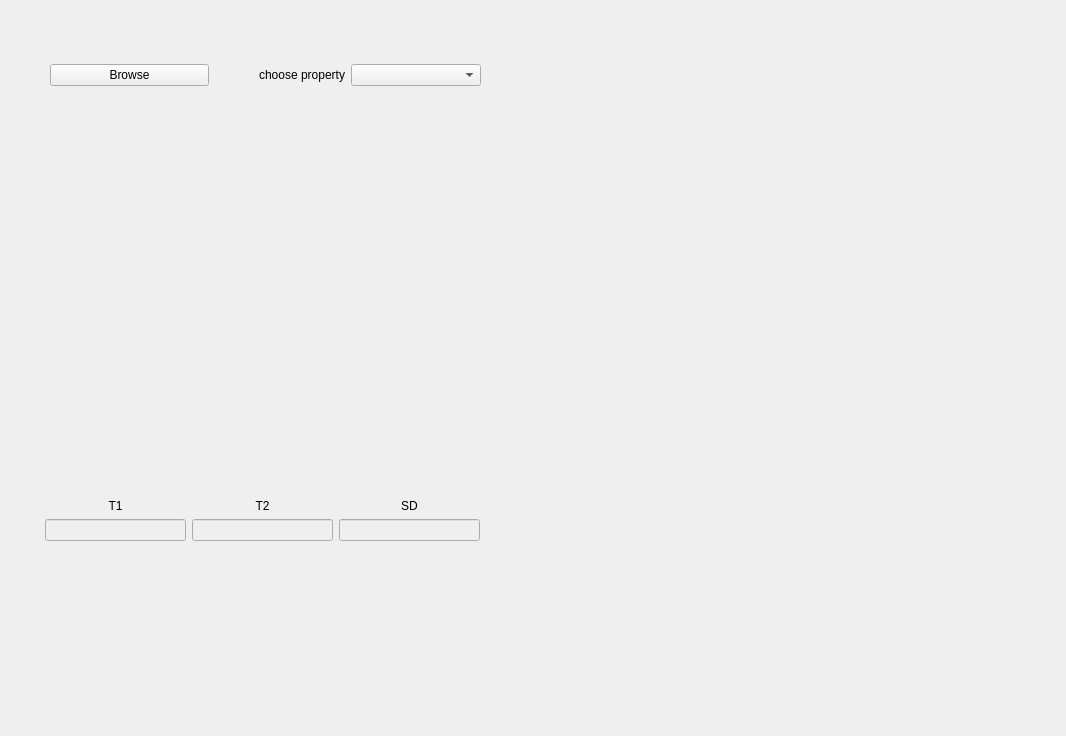
Before: the Qt Designer form gui.ui in HamzaJamal782/MRI-Image-reconstruction-, drawn with Qt 5.
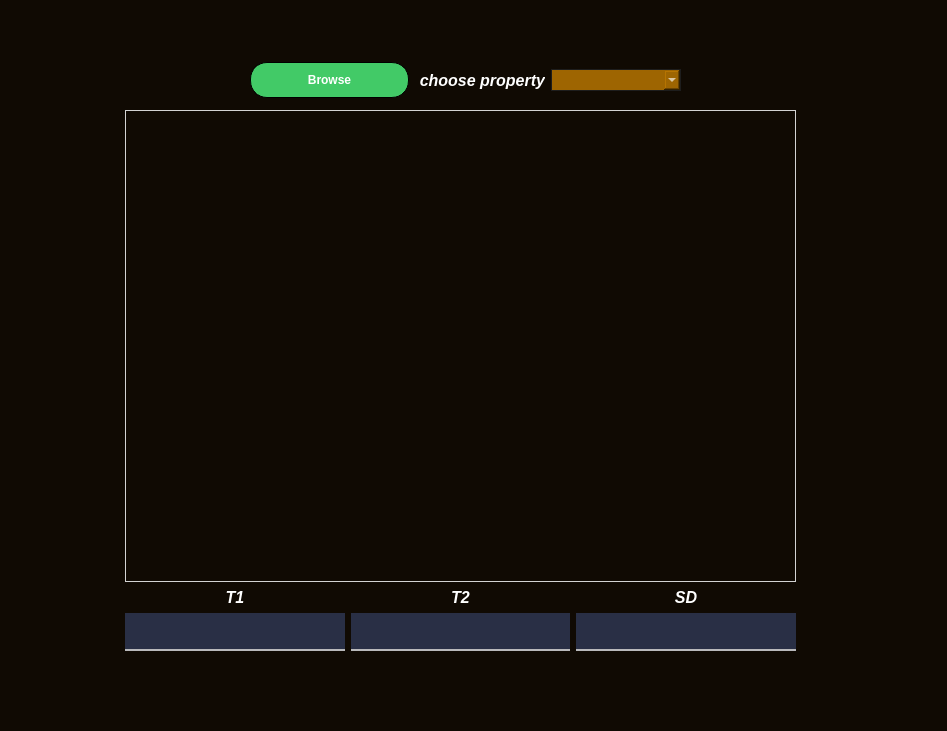
After: the same form once the commit is applied. Icons and pictures are not drawn.

The edit to the form file:
```diff
--- a/gui.ui
+++ b/gui.ui
@@ -6,21 +6,266 @@
    <rect>
     <x>0</x>
     <y>0</y>
-    <width>1066</width>
-    <height>736</height>
+    <width>947</width>
+    <height>731</height>
    </rect>
   </property>
   <property name="windowTitle">
    <string>MainWindow</string>
   </property>
+  <property name="styleSheet">
+   <string notr="true">
+
+/*-----QWidget-----*/
+QWidget
+{
+	color: #000000;
+	border-color: #000000;
+	background-color: rgb(16, 10, 3);
+
+}
+
+
+/*-----QLabel-----*/
+QLabel
+{
+
+font-family: 'Josefin Sans', sans-serif;
+font-size: 12pt;
+font-weight: 500;
+letter-spacing: 0.22rem;
+font-style: oblique;
+text-transform: capitalize;
+color: #FFFFFF;
+border-radius: 1 px;
+border-style: solid;
+border-color: #000000;
+	background-color: transparent;
+
+}
+
+
+/*-----QPushButton-----*/
+QPushButton
+{
+	color: #fff;
+	background-color: rgba(80, 255, 130, 200);
+	font-weight: bold;
+	border-style: solid;
+	border-width: 1px;
+	border-radius: 17px;
+	border-color: #000;
+	padding: 10px;
+
+}
+
+
+QPushButton::hover
+{
+	background-color: lightgrey;
+	color: #000;
+
+}
+
+
+QPushButton::pressed
+{
+	background-color: lightgreen;
+	color: #fff;
+
+}
+
+
+/*-----QToolButton-----*/
+QToolButton
+{
+	background-color: #292f45;
+	color: #000000;
+	border-style: solid;
+	border-color: #000000;
+
+}
+
+
+QToolButton::hover
+{
+	background-color: #fc7c11;
+	color: #000000;
+	padding: 2px;
+	border-radius: 15px;
+	border-color: #fc7c11;
+
+}
+
+
+QToolButton::pressed
+{
+	background-color: #fc7c11;
+	color: #000000;
+	border-style: solid;
+	border-width: 2px;
+
+}
+
+
+/*-----QLineEdit-----*/
+QLineEdit{
+	background-color: #292f45;
+	color: #b9b9bb;
+	font-weight: bold;
+	border-style: solid;
+	border-width: 2px;
+	border-top: 0px;
+	border-left: 0px;
+	border-right: 0px;
+	border-color: #b9b9bb;
+	padding: 10px;
+
+}
+
+
+/*-----QCheckBox-----*/
+QCheckBox
+{
+	background-color: transparent;
+	color: #b9b9bb;
+	font-weight: bold;
+
+}
+
+
+QCheckBox::indicator
+{
+    color: #b1b1b1;
+    background-color: #00111d;
+    border: 1px solid #f0742f;
+    width: 12px;
+    height: 12px;
+
+}
+
+
+QCheckBox::indicator:checked
+{
+    image:url(&quot;./ressources/check.png&quot;); /*To replace*/
+	background-color: #1f2b2b;
+    border: 1px solid #f0742f;
+
+}
+
+
+QCheckBox::indicator:unchecked:hover
+{
+    border: 1px solid #f0742f;
+
+}
+
+
+QCheckBox::disabled
+{
+	color: #656565;
+
+}
+
+
+QCheckBox::indicator:disabled
+{
+	background-color: #656565;
+	color: #656565;
+    border: 1px solid #656565;
+
+}
+
+QRadioButton
+{
+	
+font-family: 'Josefin Sans', sans-serif;
+font-size: 8pt;
+font-weight: 500;
+    spacing: 5px;
+    outline: none;
+    color: #bbb;
+    margin-bottom: 2px;
+}
+
+QRadioButton:disabled
+{
+    color: #777777;
+}
+QTabBar {
+
+  background-color: transparent;
+  height: 30px;
+	font-weight: 500;
+	font-size: 10pt;
+	
+	font-family: &quot;Segoe Print&quot;;
+}
+
+QTabBar::tab {
+border: 1px solid grey;
+border-radius: 12px ;
+background-color: rgba(236, 236, 236, 200);
+
+  border: 1px solid #CCCCCC;
+  color: #333333;
+  padding: 5px 10px;
+  margin: 3px;
+ 
+}
+
+QTabWidget::tab-bar{alignment:center;}
+
+QTabBar::tab:!selected {
+	
+  color: #FFFFFF;
+	background-color: qlineargradient(spread:repeat, x1:1, y1:0, x2:1, y2:1, stop:0 rgba(234, 208, 174, 255), stop:0.472637 rgba(152, 97, 0, 255));
+}
+
+QTabBar::tab:hover{
+background-color: rgba(245, 245, 245, 120);
+
+}
+
+/*-----QComboBox-----*/
+QComboBox
+{
+    padding-left: 6px;
+	border: 1px solid #1d1d1d;
+	background-color: rgb(158, 101, 1);
+    color: #fff;
+    height: 20px;
+
+}
+
+
+QComboBox:on
+{
+    background-color: transparent;
+	color: #fff;
+
+}
+
+
+QComboBox QAbstractItemView
+{
+    background-color: transparent;
+    color: #fff;
+    selection-background-color: #fea732;
+	selection-color: #000;
+    outline: 0;
+
+}
+</string>
+  </property>
   <widget class="QWidget" name="centralwidget">
    <widget class="QWidget" name="layoutWidget">
     <property name="geometry">
      <rect>
-      <x>50</x>
+      <x>250</x>
       <y>60</y>
       <width>431</width>
-      <height>30</height>
+      <height>40</height>
      </rect>
     </property>
     <layout class="QHBoxLayout" name="horizontalLayout_3" stretch="3,5">
@@ -53,10 +298,10 @@
    <widget class="QWidget" name="layoutWidget_2">
     <property name="geometry">
      <rect>
-      <x>45</x>
-      <y>120</y>
-      <width>435</width>
-      <height>421</height>
+      <x>125</x>
+      <y>110</y>
+      <width>671</width>
+      <height>541</height>
      </rect>
     </property>
     <layout class="QVBoxLayout" name="verticalLayout_4">
@@ -71,6 +316,18 @@
        <property name="mouseTracking">
         <bool>true</bool>
        </property>
+       <property name="styleSheet">
+        <string notr="true">QLabel{
+border: 1px solid lightgrey;
+
+}</string>
+       </property>
+       <property name="frameShape">
+        <enum>QFrame::NoFrame</enum>
+       </property>
+       <property name="frameShadow">
+        <enum>QFrame::Plain</enum>
+       </property>
        <property name="text">
         <string/>
        </property>
```
